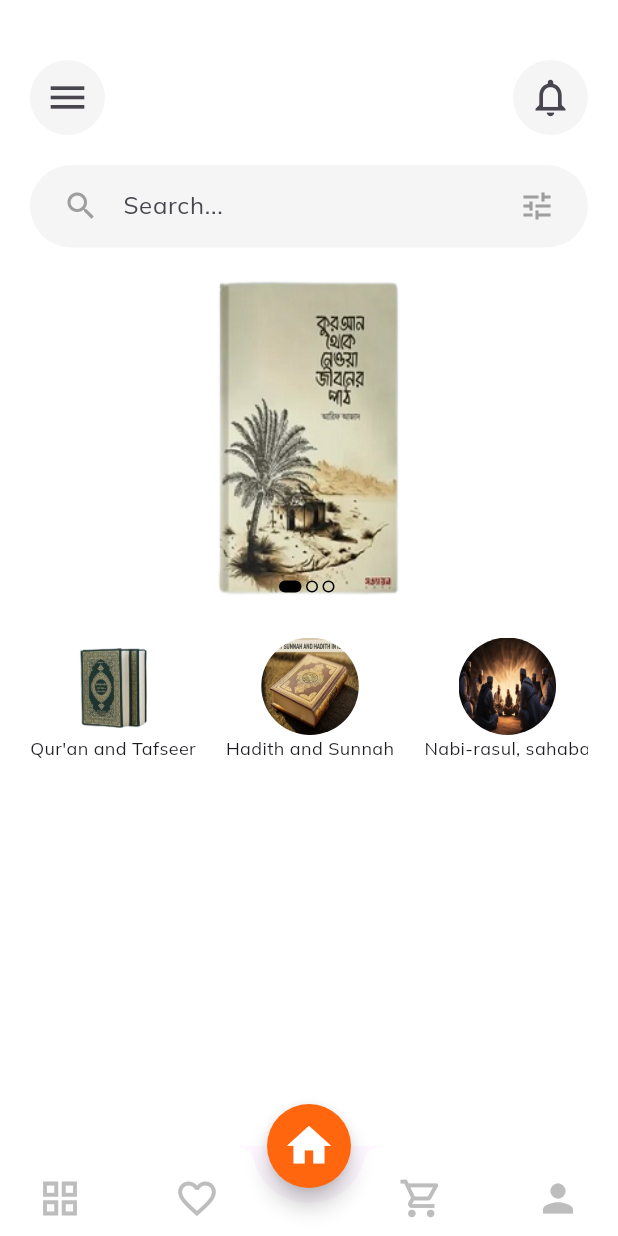
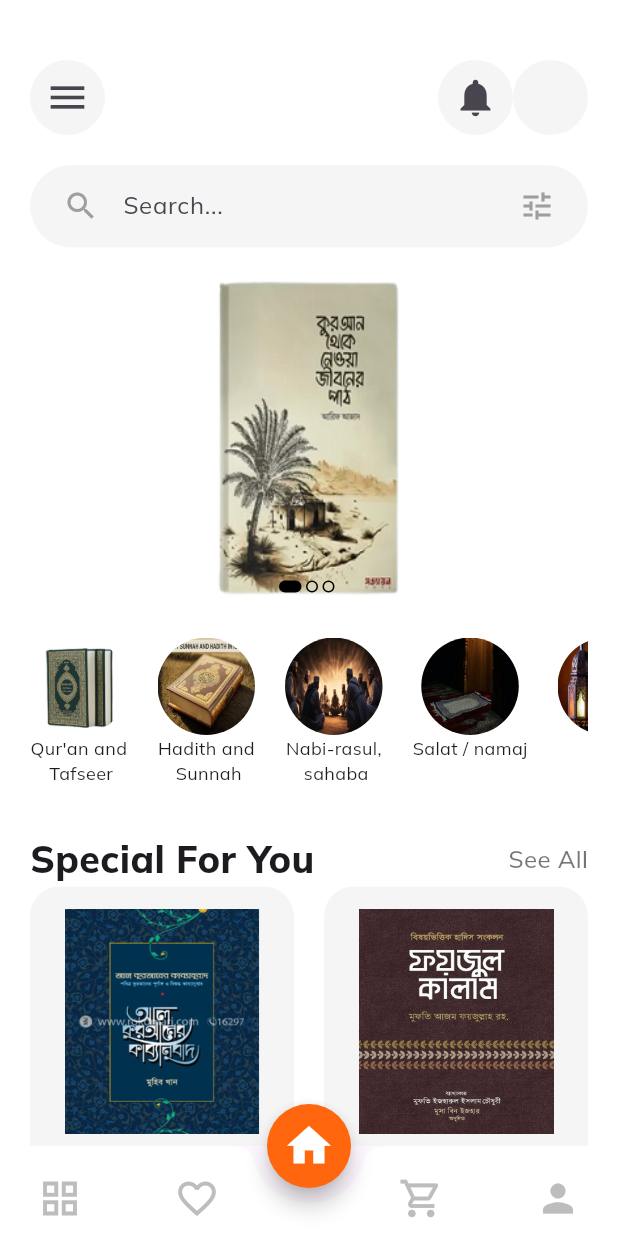
Before and after one commit to Ibrahim-K98han/books_shop, a Flutter app: the screen it shows after launch, on a phone screen of 412 x 824 dp. Run offline on Flutter 3.47's test engine with Material 3 defaults, Android fonts, the light colour scheme and no system bars; our stand-ins replace google_fonts.

Commit message:
add custom app bar

```diff
--- a/lib/common/custom_app_bar.dart
+++ b/lib/common/custom_app_bar.dart
@@ -2,8 +2,15 @@ import 'package:ecom_provider/constants.dart';
 import 'package:flutter/material.dart';
 
 class CustomAppBar extends StatelessWidget {
-  const CustomAppBar({
+  final IconData icon;
+  final IconData actionIconOne;
+  final IconData? actionIconTwo;
+
+  CustomAppBar({
     super.key,
+    required this.icon,
+    required this.actionIconOne,
+    this.actionIconTwo,
   });
 
   @override
@@ -17,8 +24,21 @@ class CustomAppBar extends StatelessWidget {
             padding: const EdgeInsets.all(10),
           ),
           onPressed: () {},
-          icon: const Icon(
-            Icons.menu,
+          icon: Icon(
+            icon,
+            size: 30,
+          ),
+        ),
+        Row(
+          children: [
+            IconButton(
+              style: IconButton.styleFrom(
+                backgroundColor: kContentColor,
+                padding: const EdgeInsets.all(10),
+              ),
+              onPressed: () {},
+              icon: Icon(
+                actionIconOne,
                 size: 30,
               ),
             ),
@@ -28,10 +48,12 @@ class CustomAppBar extends StatelessWidget {
                 padding: const EdgeInsets.all(10),
               ),
               onPressed: () {},
-          icon: const Icon(
-            Icons.notifications_outlined,
+              icon: Icon(
+                actionIconTwo,
                 size: 30,
               ),
+            ),
+          ],
         ),
       ],
     );
--- /dev/null
+++ b/lib/features/detail/presentation/detail_screen.dart
@@ -0,0 +1,30 @@
+import 'package:ecom_provider/common/custom_app_bar.dart';
+import 'package:ecom_provider/constants.dart';
+import 'package:ecom_provider/features/home/model/product_model.dart';
+import 'package:flutter/material.dart';
+
+class DetailScreen extends StatelessWidget {
+  final ProductModel productModel;
+  const DetailScreen({
+    super.key,
+    required this.productModel,
+  });
+
+  @override
+  Widget build(BuildContext context) {
+    return Scaffold(
+      backgroundColor: kContentColor,
+      body: SafeArea(
+        child: Column(
+          children: [
+            CustomAppBar(
+              icon: Icons.arrow_back,
+              actionIconOne: Icons.share,
+              actionIconTwo: Icons.favorite,
+            ),
+          ],
+        ),
+      ),
+    );
+  }
+}
--- a/lib/features/home/data/category.dart
+++ b/lib/features/home/data/category.dart
@@ -1,4 +1,4 @@
-import 'package:ecom_provider/features/home/model/category_model.dart';
+
 
 class Category {
 
--- a/lib/features/home/model/category_model.dart
+++ b/lib/features/home/model/category_model.dart
@@ -10,19 +10,19 @@ class CategoryModel {
 
 final List<CategoryModel> categories = [
   CategoryModel(
-    title: '''Qur'an and Tafseer''',
+    title: '''Qur'an and\n Tafseer''',
     image: 'images/quran_hadit.png',
   ),
   CategoryModel(
-    title: '''Hadith and Sunnah''',
+    title: '''Hadith and\n Sunnah''',
     image: 'images/hadit.jpg',
   ),
   CategoryModel(
-    title: '''Nabi-rasul, sahaba''',
+    title: '''Nabi-rasul,\n sahaba''',
     image: 'images/navi_rasul.png',
   ),
   CategoryModel(
-    title: '''Salat/namaj''',
+    title: '''Salat / namaj''',
     image: 'images/salat.png',
   ),
   CategoryModel(
--- /dev/null
+++ b/lib/features/home/model/product_model.dart
@@ -0,0 +1,65 @@
+import 'package:flutter/material.dart';
+
+class ProductModel {
+  final String title;
+  final String description;
+  final String img;
+  final String review;
+  final String seller;
+  final double price;
+  final List<Color> colors;
+  final String category;
+  final double rate;
+  int quantity;
+
+  ProductModel({
+    required this.title,
+    required this.description,
+    required this.img,
+    required this.review,
+    required this.seller,
+    required this.price,
+    required this.colors,
+    required this.category,
+    required this.rate,
+    required this.quantity,
+  });
+}
+
+final List<ProductModel> products = [
+  ProductModel(
+    title: 'আল কুরআনের কাব্যানুবাদ',
+    description:
+        '''কবিতায় কবিতায় সম্পূর্ণ ৩০ পারা কুরআনের বাংলা অনুবাদ। ভাষা ও সাহিত্যে এ এক বিস্ময়কর কীর্তি!
+মজার ব্যাপার হলো, কবিতা বলে এর বর্ণনাধারা জটিল, কঠিন বা দুরূহ নয় মোটেও; এর পুরো অনুবাদ অত...''',
+    img: 'images/quran_er_kabbanubadh.png',
+    review: '(320 Review)',
+    seller: ' মুহিব খান ',
+    price: 150,
+    colors: [
+      Colors.black,
+      Colors.blue,
+      Colors.orange,
+    ],
+    category: '''Qur'an and\n Tafseer''',
+    rate: 4.8,
+    quantity: 1,
+  ),
+   ProductModel(
+    title: 'ফয়জুল কালাম',
+    description:
+        '''ইলমে হাদিসের অজস্র গ্রন্থের মাঝে ফয়জুল কালাম একটি মকবুল সংযোজন। বইটিকে মুফতিয়ে আজম ফয়জুল্লাহ রহ.-এর বয়নসংকলনও বলা চলে। তিনি কোথাও আলোচক হিসেবে আমন্ত্রিত হলে কোনো নির্ধারিত বিষয়ের উপর এক...''',
+    img: 'images/faraze_kalam.png',
+    review: '(420 Review)',
+    seller: 'মুফতীয়ে আযম আল্লামা ফয়যুল্লাহ (র.)',
+    price: 150,
+    colors: [
+      Colors.black,
+      Colors.blue,
+      Colors.orange,
+    ],
+    category: '''Hadith and\n Sunnah''',
+    rate: 4.5,
+    quantity: 2,
+  ),
+];
--- a/lib/features/home/presentation/home_screen.dart
+++ b/lib/features/home/presentation/home_screen.dart
@@ -1,6 +1,8 @@
 import 'package:ecom_provider/common/custom_app_bar.dart';
+import 'package:ecom_provider/features/home/model/product_model.dart';
 import 'package:ecom_provider/features/home/presentation/widgets/category_widget.dart';
 import 'package:ecom_provider/features/home/presentation/widgets/image_slider.dart';
+import 'package:ecom_provider/features/home/presentation/widgets/product_cart.dart';
 import 'package:ecom_provider/features/home/presentation/widgets/search_bar_widget.dart';
 import 'package:flutter/material.dart';
 
@@ -27,7 +29,10 @@ class _HomeScreenState extends State<HomeScreen> {
                 height: 20,
               ),
               //Custom App Bar
-              const CustomAppBar(),
+              CustomAppBar(
+                icon: Icons.menu,
+                actionIconOne: Icons.notifications,
+              ),
               const SizedBox(height: 20),
               //Search Bar
               const SearchBarWidget(),
@@ -43,7 +48,43 @@ class _HomeScreenState extends State<HomeScreen> {
               ),
               const SizedBox(height: 20),
               //Category
-              const CategoryWidget()
+              const CategoryWidget(),
+              const Row(
+                mainAxisAlignment: MainAxisAlignment.spaceBetween,
+                children: [
+                  Text(
+                    'Special For You',
+                    style: TextStyle(
+                      fontSize: 25,
+                      fontWeight: FontWeight.w800,
+                    ),
+                  ),
+                  Text(
+                    'See All',
+                    style: TextStyle(
+                      fontSize: 16,
+                      fontWeight: FontWeight.w500,
+                      color: Colors.black54,
+                    ),
+                  ),
+                ],
+              ),
+              GridView.builder(
+                physics: const NeverScrollableScrollPhysics(),
+                shrinkWrap: true,
+                gridDelegate: const SliverGridDelegateWithFixedCrossAxisCount(
+                  crossAxisCount: 2,
+                  childAspectRatio: 0.60,
+                  crossAxisSpacing: 20,
+                  mainAxisSpacing: 20,
+                ),
+                itemCount: products.length,
+                itemBuilder: (context, index) {
+                  return ProductCart(
+                    productModel: products[index],
+                  );
+                },
+              )
             ],
           ),
         ),
--- a/lib/features/home/presentation/widgets/category_widget.dart
+++ b/lib/features/home/presentation/widgets/category_widget.dart
@@ -1,4 +1,3 @@
-import 'package:ecom_provider/features/home/data/category.dart';
 import 'package:ecom_provider/features/home/model/category_model.dart';
 import 'package:flutter/material.dart';
 
@@ -28,7 +27,8 @@ class CategoryWidget extends StatelessWidget {
               ),
               Text(
                 categories[index].title,
-                style: TextStyle(
+                textAlign: TextAlign.center,
+                style: const TextStyle(
                   fontSize: 12,
                 ),
               )
--- /dev/null
+++ b/lib/features/home/presentation/widgets/product_cart.dart
@@ -0,0 +1,97 @@
+import 'package:ecom_provider/constants.dart';
+import 'package:ecom_provider/features/detail/presentation/detail_screen.dart';
+import 'package:ecom_provider/features/home/model/product_model.dart';
+import 'package:flutter/material.dart';
+
+class ProductCart extends StatelessWidget {
+  final ProductModel productModel;
+  const ProductCart({
+    super.key,
+    required this.productModel,
+  });
+
+  @override
+  Widget build(BuildContext context) {
+    return GestureDetector(
+      onTap: () {
+        Navigator.push(
+          context,
+          MaterialPageRoute(
+            builder: (context) => DetailScreen(
+              productModel: productModel,
+            ),
+          ),
+        );
+      },
+      child: Stack(
+        children: [
+          Container(
+            width: double.infinity,
+            decoration: BoxDecoration(
+              borderRadius: BorderRadius.circular(20),
+              color: kContentColor,
+            ),
+            child: Column(
+              crossAxisAlignment: CrossAxisAlignment.start,
+              children: [
+                const SizedBox(
+                  height: 15,
+                ),
+                Center(
+                  child: Image.asset(
+                    width: 130,
+                    height: 150,
+                    productModel.img,
+                    fit: BoxFit.cover,
+                  ),
+                ),
+                const SizedBox(
+                  height: 10,
+                ),
+                Padding(
+                  padding: const EdgeInsets.only(left: 12),
+                  child: Text(
+                    productModel.title,
+                    style: const TextStyle(
+                      fontSize: 12,
+                      fontWeight: FontWeight.bold,
+                    ),
+                  ),
+                ),
+                const SizedBox(
+                  height: 20,
+                ),
+                Row(
+                  mainAxisAlignment: MainAxisAlignment.spaceBetween,
+                  children: [
+                    Text(
+                      '\$${productModel.price}',
+                      style: const TextStyle(
+                        fontSize: 16,
+                        fontWeight: FontWeight.bold,
+                      ),
+                    ),
+                    Row(
+                      children: List.generate(
+                        productModel.colors.length,
+                        (index) => Container(
+                          width: 18,
+                          height: 18,
+                          margin: const EdgeInsets.only(right: 4),
+                          decoration: BoxDecoration(
+                            color: productModel.colors[index],
+                            shape: BoxShape.circle,
+                          ),
+                        ),
+                      ),
+                    ),
+                  ],
+                )
+              ],
+            ),
+          ),
+        ],
+      ),
+    );
+  }
+}
```
Also changed, not shown: images/faraze_kalam.png (added), images/quran_er_kabbanubadh.png (added). Lines whose indentation alone changed are shown as unchanged.
